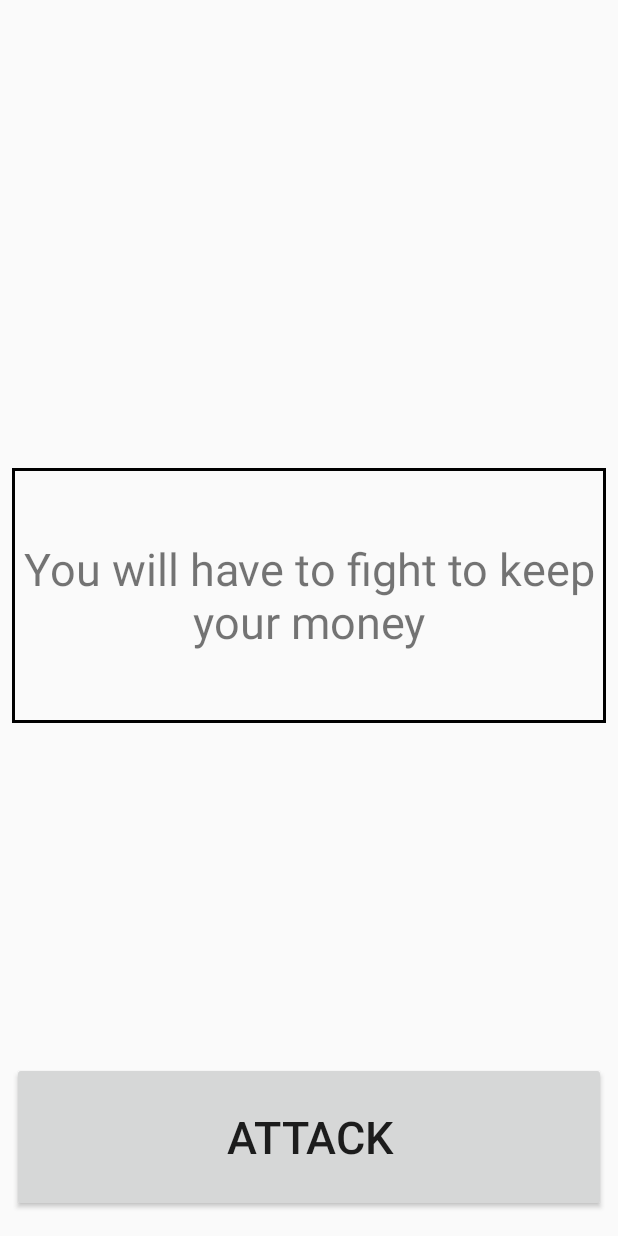
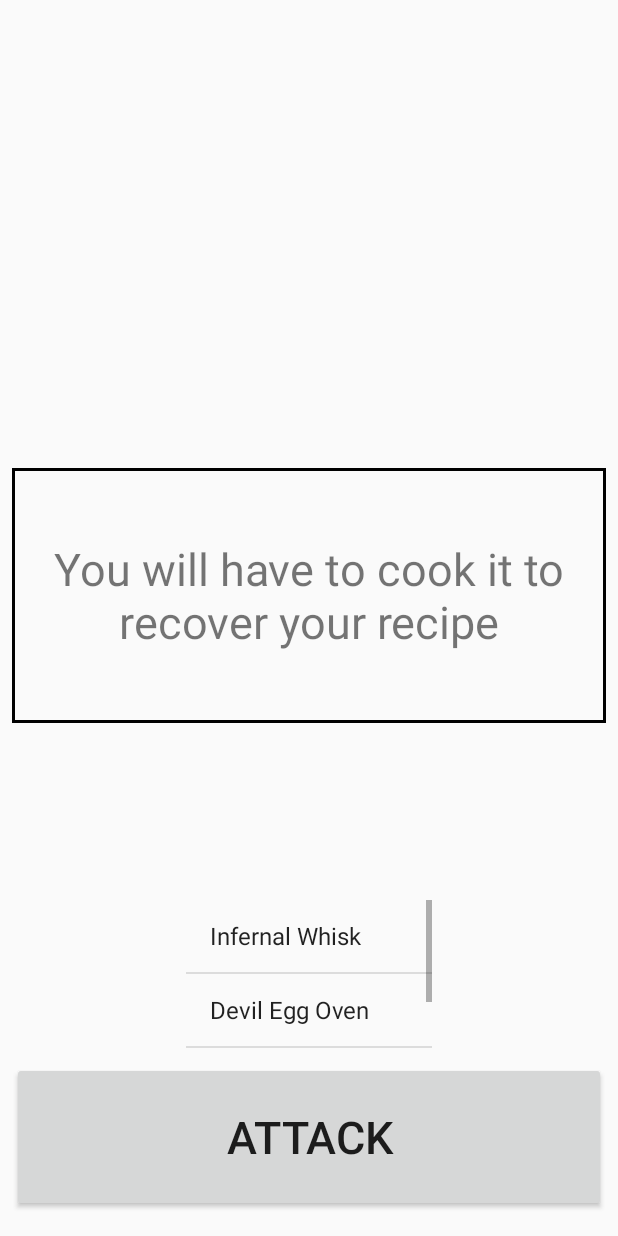
Before and after one commit to Episkey/HackathonPAN, an Android app: the screen it shows after launch (Fight), after a tap on "castle", on a phone screen of 412 x 824 dp. Run offline under Robolectric (Android 15) with nearby library versions, the light colour scheme and no system bars; our stand-ins replace Volley; network calls fail; pictures from the network do not load; 3 statements that could not run were skipped.

Commit message:
choose Ustensil

```diff
--- a/app/src/main/java/com/example/pankathon/Fight.java
+++ b/app/src/main/java/com/example/pankathon/Fight.java
@@ -8,13 +8,18 @@ import android.provider.MediaStore;
 import android.support.v7.app.AppCompatActivity;
 import android.os.Bundle;
 import android.view.View;
+import android.widget.AdapterView;
+import android.widget.ArrayAdapter;
 import android.widget.Button;
 import android.widget.ImageView;
+import android.widget.ListView;
+import android.widget.Spinner;
 import android.widget.TextView;
 
 import com.bumptech.glide.Glide;
 
 import java.io.IOException;
+import java.util.ArrayList;
 import java.util.Random;
 
 import static com.example.pankathon.MainActivity.COOKER;
@@ -25,18 +30,20 @@ public class Fight extends AppCompatActivity {
 
 
     private static TextView lifeEgg;
-    private TextView ustensilName;
+    private  TextView ustensilName;
     private TextView cookerName;
     private static TextView displayText;
     private ImageView eggPicture;
     private ImageView cookerPicture;
     private ImageView ustensilPicture;
-    private Button ustensilButton;
     private Cooker etchebest;
     private Egg randomEgg;
     private Settings settings;
     private TextView eggName;
     public static final String RETURN_SETTINGS = "RETURN_SETTINGS";
+    private String[] ustensilTable = new String[3];
+    private ListView listView;
+    private static int lastPosition = 0;
 
 
 
@@ -59,8 +66,29 @@ public class Fight extends AppCompatActivity {
         fromActivityFight();
         presentation();
         initialization();
+        selectUstensil();
         round();
 
+    }
+
+    private void selectUstensil(){
+
+        listView = findViewById(R.id.selectWeapon);
+
+        for (int i = 0; i< etchebest.getUstensil().size(); i++){
+            ustensilTable[i] = etchebest.getUstensil().get(i).getName();
+        }
+
+        ArrayAdapter<String> arrayAdapter = new ArrayAdapter(this, android.R.layout.simple_list_item_1, ustensilTable);
+
+        listView.setAdapter(arrayAdapter);
+
+        listView.setOnItemClickListener(new AdapterView.OnItemClickListener() {
+            @Override
+            public void onItemClick(AdapterView<?> adapterView, View view, int i, long l) {
+                    displayUstensil(i);
+            }
+        });
     }
 
     private void fromActivityFight(){
@@ -79,7 +107,7 @@ public class Fight extends AppCompatActivity {
 
 
 
-                        Uri ustensilView = Uri.parse(etchebest.getUstensil().getPicture());
+                        Uri ustensilView = Uri.parse(etchebest.getUstensil().get(lastPosition).getPicture());
                         Uri cookerView = Uri.parse(etchebest.getPicture());
 
                         Bitmap bitmap = null;
@@ -112,7 +140,7 @@ public class Fight extends AppCompatActivity {
 
 
                         lifeEgg.setText(Integer.toString(randomEgg.getLife()));
-                        ustensilName.setText(etchebest.getUstensil().getName());
+                        ustensilName.setText(etchebest.getUstensil().get(lastPosition).getName());
                         cookerName.setText(etchebest.getName());
                         eggName.setText(randomEgg.getName());
 
@@ -135,28 +163,28 @@ public class Fight extends AppCompatActivity {
         new android.os.Handler().postDelayed(
                 new Runnable() {
                     public void run() {
-                        displayText.setText(randomEgg.getName() + " does not like your face.");
+                        displayText.setText(randomEgg.getName() + " is" + randomEgg.getRarity());
                     }
                 },
                 3000);
         new android.os.Handler().postDelayed(
                 new Runnable() {
                     public void run() {
-                        displayText.setText(randomEgg.getName() + " does not like your face.");
+                        displayText.setText(randomEgg.getName() + " got the power." + randomEgg.getPower());
                     }
                 },
                 5000);
         new android.os.Handler().postDelayed(
                 new Runnable() {
                     public void run() {
-                        displayText.setText( randomEgg.getName() + ". wants your money");
+                        displayText.setText( randomEgg.getName() + ". is going to escape");
                     }
                 },
                 7000);
         new android.os.Handler().postDelayed(
                 new Runnable() {
                     public void run() {
-                        displayText.setText("You will have to fight to keep your money");
+                        displayText.setText("You will have to cook it to recover your recipe");
                     }
                 },
                 9000);
@@ -197,11 +225,11 @@ public class Fight extends AppCompatActivity {
 
     }
     public void attack() {
-        if (randomEgg.getLife() > etchebest.getUstensil().getAttack()) {
+        if (randomEgg.getLife() > etchebest.getUstensil().get(lastPosition).getAttack()) {
             Random r = new Random();
             int i = r.nextInt(10);
             if (i<5) {
-                randomEgg.setLife(randomEgg.getLife() - etchebest.getUstensil().getAttack());
+                randomEgg.setLife(randomEgg.getLife() - etchebest.getUstensil().get(lastPosition).getAttack());
                 displayText.setText("You attack " + randomEgg.getName() + " and " + randomEgg.getName()+ " takes damages !");
                 lifeEgg.setText(Integer.toString(randomEgg.getLife()));
             }
@@ -247,4 +275,22 @@ public class Fight extends AppCompatActivity {
         }
 
     }
+
+    private void displayUstensil(int position){
+        Uri ustensilView = Uri.parse(etchebest.getUstensil().get(position).getPicture());
+        Bitmap bitmap = null;
+        try {
+
+            bitmap = MediaStore.Images.Media.getBitmap(getContentResolver(), ustensilView);
+
+        } catch (IOException e) {
+
+            e.printStackTrace();
+        }
+
+        ustensilPicture.setImageBitmap(bitmap);
+        ustensilName.setText(etchebest.getUstensil().get(position).getName());
+        lastPosition = position;
+
+    }
 }
--- a/app/src/main/java/com/example/pankathon/MainActivity.java
+++ b/app/src/main/java/com/example/pankathon/MainActivity.java
@@ -1,11 +1,13 @@
 package com.example.pankathon;
 
 import android.content.Intent;
+import android.graphics.Color;
 import android.net.Uri;
 import android.os.Bundle;
 import android.os.Parcelable;
 import android.support.v7.app.AppCompatActivity;
 import android.view.View;
+import android.widget.Button;
 
 import java.util.ArrayList;
 import java.util.List;
@@ -48,6 +50,7 @@ public class MainActivity extends AppCompatActivity implements View.OnClickListe
         ustensilInitialisation();
         chiefInitialisation();
         eggInitialisation();
+        invisibleButton();
         if (!(settings.getWorld() == 0)) {
             Intent intent = getIntent();
             settings = intent.getParcelableExtra(RETURN_SETTINGS);
@@ -70,9 +73,11 @@ public class MainActivity extends AppCompatActivity implements View.OnClickListe
                 toActivityFight(settings);
                 break;
             case R.id.ibCastle:
-                settings.setWorld(4);
-                toActivityFight(settings);
-                break;
+                if (settings.getEggCaught().size() > 4) {
+                    settings.setWorld(4);
+                    toActivityFight(settings);
+                    break;
+                }
             case R.id.ibSky:
                 settings.setWorld(5);
                 toActivityFight(settings);
@@ -87,16 +92,18 @@ public class MainActivity extends AppCompatActivity implements View.OnClickListe
         whisk = new Ustensil("Infernal Whisk", 20, whiskString);
         eggOventUri = Uri.parse("android.resource://com.example.pankathon/drawable/eggoven");
         eggOvenString = eggOventUri.toString();
-        eggOven= new Ustensil("Infernal Whisk", 40, eggOvenString);
+        eggOven= new Ustensil("Devil Egg Oven", 40, eggOvenString);
         panUri = Uri.parse("android.resource://com.example.pankathon/drawable/pan");
         panString = panUri.toString();
-        pan= new Ustensil("Infernal Whisk", 35, panString);
+        pan= new Ustensil("Pan of Doom", 35, panString);
     }
 
     private void chiefInitialisation() {
         etchebestUri = Uri.parse("android.resource://com.example.pankathon/drawable/etchebestpicture");
         etchebestString = etchebestUri.toString();
         etchebest = new Cooker("Chief Etchebest", 100, etchebestString, whisk, 45);
+        etchebest.getUstensil().add(eggOven);
+        etchebest.getUstensil().add(pan);
     }
 
     private void eggInitialisation() {
@@ -104,7 +111,6 @@ public class MainActivity extends AppCompatActivity implements View.OnClickListe
             @Override
             public void onEggLoaded(List<Egg> eggList) {
                 randomEgg = Helper.randomEgg((ArrayList<Egg>) eggList);
-                System.out.print(randomEgg.getName());
             }
         });
     }
@@ -117,6 +123,21 @@ public class MainActivity extends AppCompatActivity implements View.OnClickListe
         startActivity(toActivityFight);
     }
 
+    private void invisibleButton(){
+        Button easterEggg = (Button)findViewById(R.id.easterEggg);
+        easterEggg.setVisibility(View.VISIBLE);
+        easterEggg.setBackgroundColor(Color.TRANSPARENT);
+
+        easterEggg.setOnClickListener(new View.OnClickListener()
+        {
+            @Override
+            public void onClick(View v) {
+
+
+            }
+        });
+    }
+
     @Override
     public void onPointerCaptureChanged(boolean hasCapture) {
 
--- a/app/src/main/res/layout/activity_fight.xml
+++ b/app/src/main/res/layout/activity_fight.xml
@@ -123,4 +123,18 @@
         app:layout_constraintBottom_toBottomOf="parent"
         app:layout_constraintEnd_toEndOf="parent"
         app:layout_constraintStart_toStartOf="parent" />
+
+    <ListView
+        android:id="@+id/selectWeapon"
+        android:layout_width="0dp"
+        android:layout_height="100dp"
+        android:layout_marginStart="8dp"
+        android:layout_marginLeft="8dp"
+        android:layout_marginEnd="8dp"
+        android:layout_marginRight="8dp"
+        android:layout_marginBottom="8dp"
+        app:layout_constraintBottom_toTopOf="@+id/bAttack"
+        app:layout_constraintEnd_toStartOf="@+id/ivCookerPicture"
+        app:layout_constraintStart_toEndOf="@+id/ivUstensilPicture" />
+
 </android.support.constraint.ConstraintLayout>
```
Also changed, not shown: app/src/main/java/com/example/pankathon/Cooker.java (+45 -48 lines), app/src/main/res/layout/activity_main.xml (+10 -0 lines).
